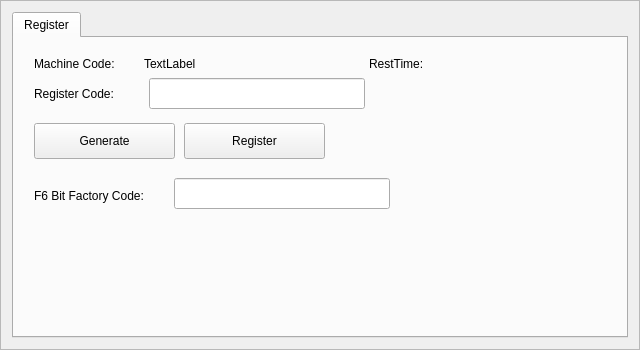
The window that categorypage/icsettingsframe.ui (GaussCheng/2-5AxisPunch) describes before a commit, drawn with Qt 5.
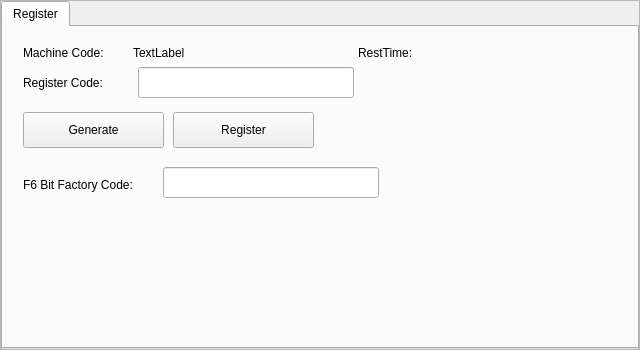
The same window after the commit. Custom widgets are drawn as their Qt base class.

What changed in the file:
```diff
--- a/categorypage/icsettingsframe.ui
+++ b/categorypage/icsettingsframe.ui
@@ -10,6 +10,12 @@
     <height>350</height>
    </rect>
   </property>
+  <property name="maximumSize">
+   <size>
+    <width>640</width>
+    <height>400</height>
+   </size>
+  </property>
   <property name="windowTitle">
    <string>Frame</string>
   </property>
@@ -20,6 +26,21 @@
    <enum>QFrame::Raised</enum>
   </property>
   <layout class="QVBoxLayout" name="verticalLayout">
+   <property name="spacing">
+    <number>0</number>
+   </property>
+   <property name="leftMargin">
+    <number>0</number>
+   </property>
+   <property name="topMargin">
+    <number>0</number>
+   </property>
+   <property name="rightMargin">
+    <number>0</number>
+   </property>
+   <property name="bottomMargin">
+    <number>0</number>
+   </property>
    <item>
     <widget class="ICTabWidget" name="tabWidget">
      <property name="tabPosition">
```
